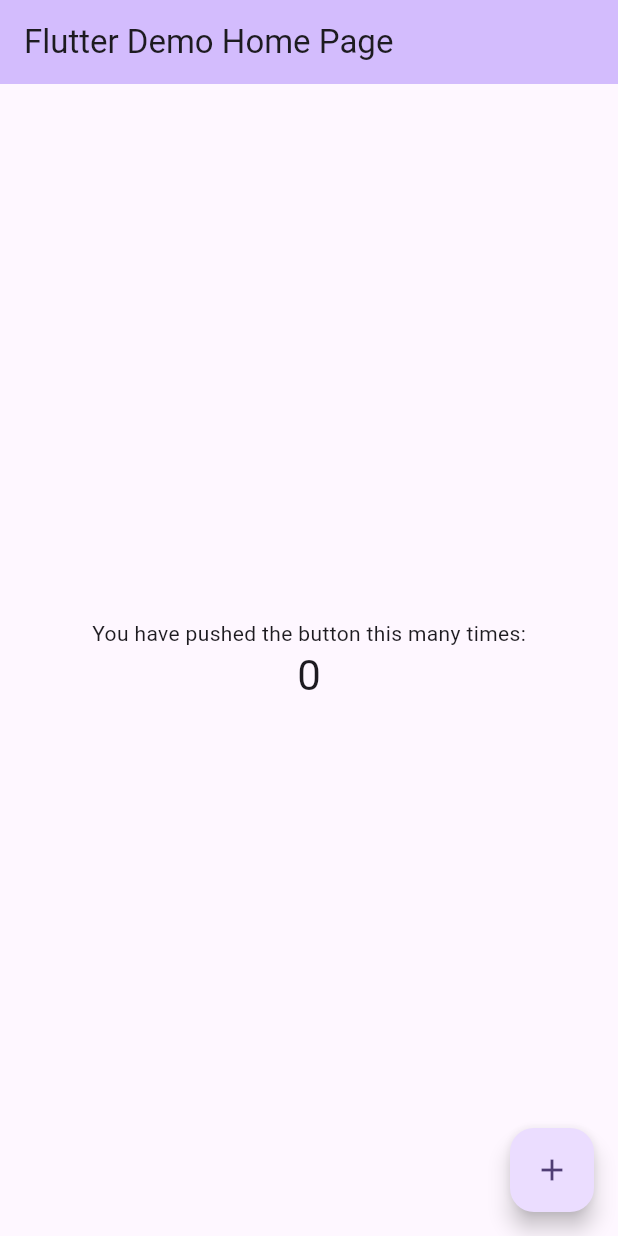
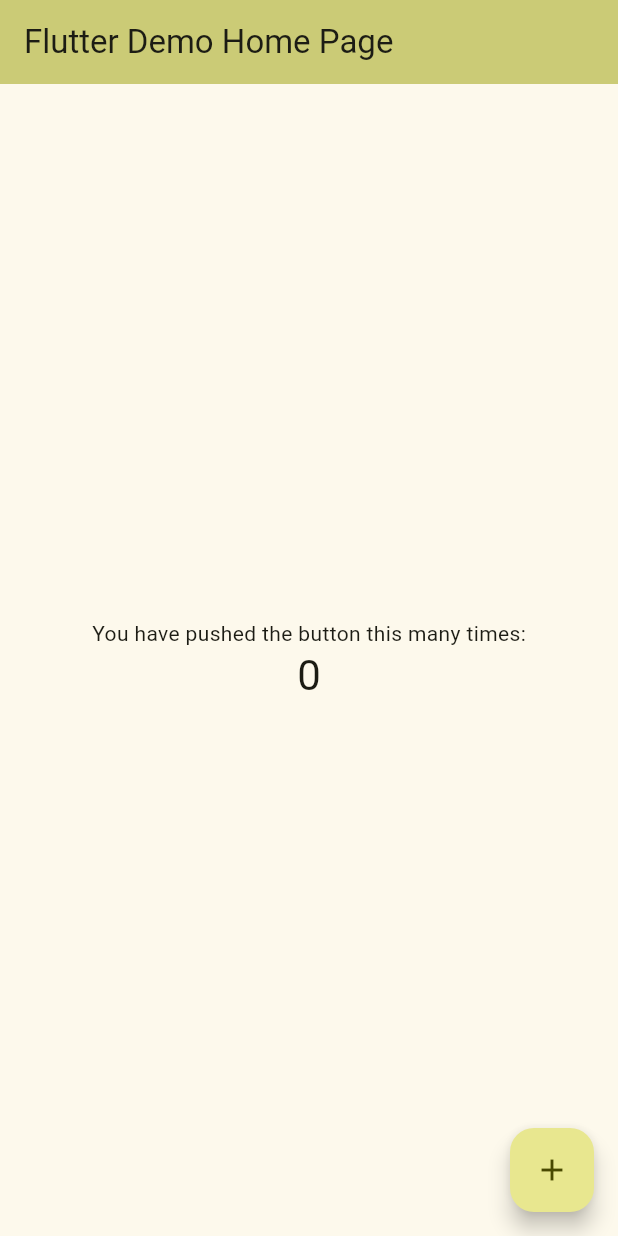
Before and after one commit to CodeCrypt05/Jenkins-Distribution, a Flutter app: the screen it shows after launch, on a phone screen of 412 x 824 dp. Run offline on Flutter 3.47's test engine with Material 3 defaults, Android fonts, the phone set to English and light mode, and no system bars.

Commit message:
color change to yellow

```diff
--- a/lib/main.dart
+++ b/lib/main.dart
@@ -7,13 +7,12 @@ void main() {
 class MyApp extends StatelessWidget {
   const MyApp({super.key});
 
-  // This widget is the root of your application.
   @override
   Widget build(BuildContext context) {
     return MaterialApp(
       title: 'Flutter Demo',
       theme: ThemeData(
-        colorScheme: ColorScheme.fromSeed(seedColor: Colors.deepPurple),
+        colorScheme: ColorScheme.fromSeed(seedColor: Colors.yellowAccent),
         useMaterial3: true,
       ),
       home: const MyHomePage(title: 'Flutter Demo Home Page'),
```
